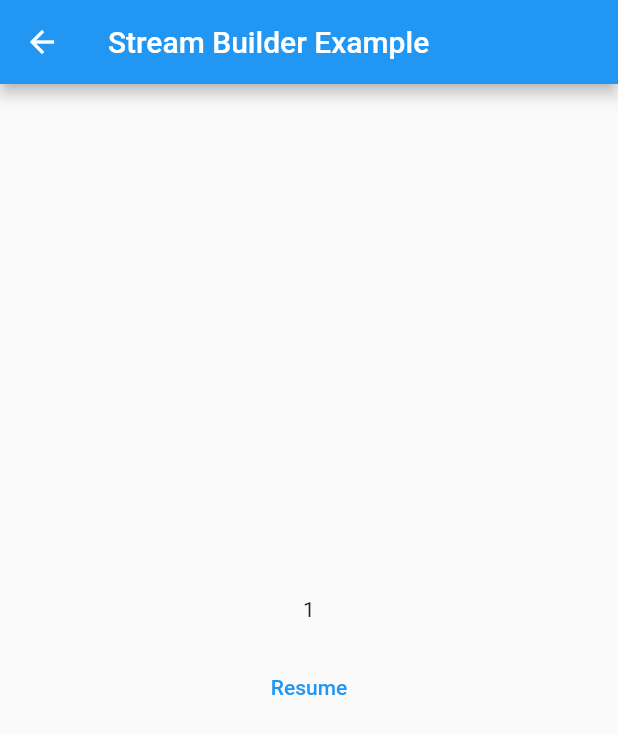
After one commit to manoj-simform/flutterBasics, a Flutter app: the StreamBuilderExample screen opened by its route, after a tap on "Pause", on a phone screen of 412 x 824 dp. The commit adds this screen. Shown: the top 734 px of the screen. Run offline on Flutter 3.47's test engine with Material 2 defaults, Android fonts, the phone set to English and light mode, and no system bars.

Commit message:
added stream builder example

```diff
--- a/lib/data.dart
+++ b/lib/data.dart
@@ -13,6 +13,7 @@ var myDataList = [
   'bottomShit & diaLogs',
   'future builder',
   'layout builder',
+  'stream builder',
 ];
 
 var fruitList = List.generate(100, (index) => 'Fruit $index');
--- a/lib/main.dart
+++ b/lib/main.dart
@@ -6,6 +6,7 @@ import 'package:basic_widget/image_example.dart';
 import 'package:basic_widget/layout_builder.dart';
 import 'package:basic_widget/row_example.dart';
 import 'package:basic_widget/stack_example.dart';
+import 'package:basic_widget/stream_builder.dart';
 import 'package:basic_widget/tab_bar_example.dart';
 import 'package:basic_widget/text_field_example.dart';
 import 'package:flutter/material.dart';
@@ -50,6 +51,7 @@ class MyApp extends StatelessWidget {
             const BottomSheetDialogExample(),
         '/future builder': (context) => const FutureBuilderExample(),
         '/layout builder': (context) => const LayoutBuilderExample(),
+        '/stream builder': (context) => const StreamBuilderExample(),
       },
     );
   }
--- /dev/null
+++ b/lib/stream_builder.dart
@@ -0,0 +1,95 @@
+import 'dart:async';
+
+import 'package:flutter/material.dart';
+
+class StreamBuilderExample extends StatefulWidget {
+  const StreamBuilderExample({Key? key}) : super(key: key);
+
+  @override
+  _StreamBuilderExampleState createState() =>
+      _StreamBuilderExampleState();
+}
+
+class _StreamBuilderExampleState extends State<StreamBuilderExample> {
+  bool isPaused = false;
+  int value = 1;
+
+  late StreamController<int> streamController;
+  late StreamSubscription<int> streamSubscription;
+
+  Stream<int> count() {
+    return Stream.periodic(
+      const Duration(seconds: 1),
+      (_) => value++,
+    );
+  }
+
+  @override
+  void initState() {
+    super.initState();
+    streamController = StreamController();
+    streamSubscription = count().listen((event) {
+      streamController.add(event);
+    });
+  }
+
+  @override
+  void dispose() {
+    super.dispose();
+    streamController.close();
+  }
+
+  @override
+  Widget build(BuildContext context) {
+    return Scaffold(
+      appBar: AppBar(
+        title: const Text('Stream Builder Example'),
+      ),
+      body: Column(
+        mainAxisAlignment: MainAxisAlignment.center,
+        children: [
+          StreamBuilder<int>(
+            stream: streamController.stream,
+            builder: (BuildContext context,
+                AsyncSnapshot<dynamic> snapshot) {
+              if (snapshot.connectionState ==
+                      ConnectionState.active &&
+                  snapshot.hasData) {
+                return Center(
+                  child: Text(
+                    snapshot.data.toString(),
+                  ),
+                );
+              } else if (snapshot.connectionState ==
+                  ConnectionState.waiting) {
+                return const Center(
+                  child: Text('Getting Data'),
+                );
+              } else {
+                return const Center(
+                  child: Text('No Data'),
+                );
+              }
+            },
+          ),
+          const SizedBox(
+            height: 20.0,
+          ),
+          TextButton(
+            onPressed: () {
+              setState(() {
+                isPaused = !isPaused;
+              });
+              if (isPaused) {
+                streamSubscription.pause();
+              } else {
+                streamSubscription.resume();
+              }
+            },
+            child: Text(isPaused ? 'Resume' : 'Pause'),
+          ),
+        ],
+      ),
+    );
+  }
+}
```
